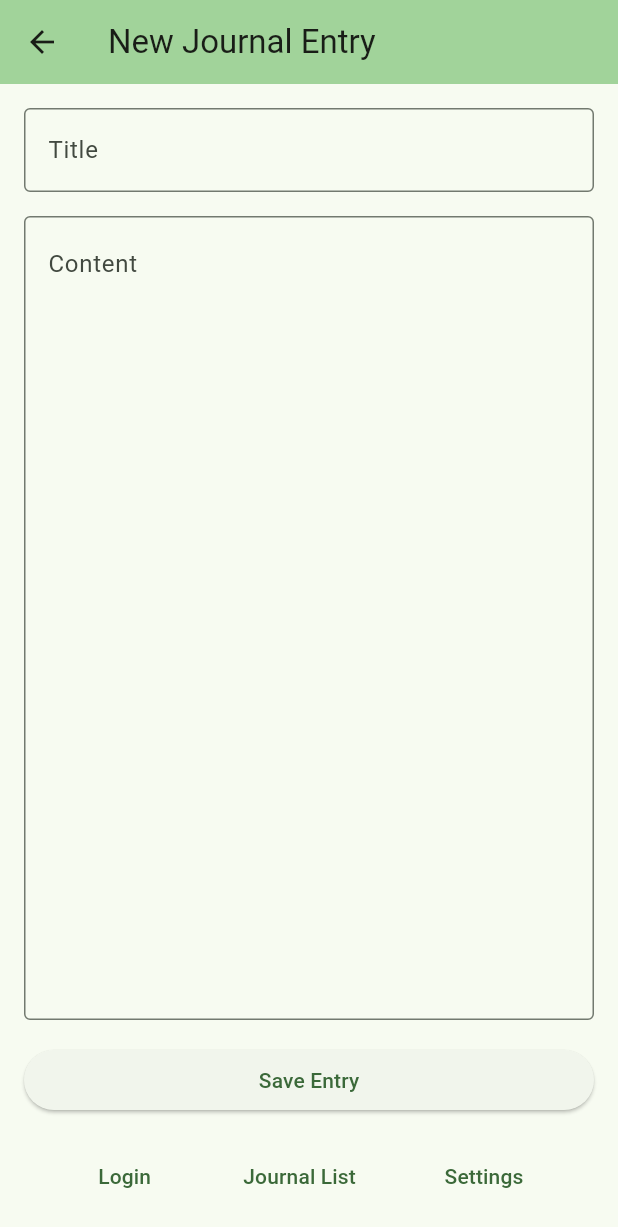
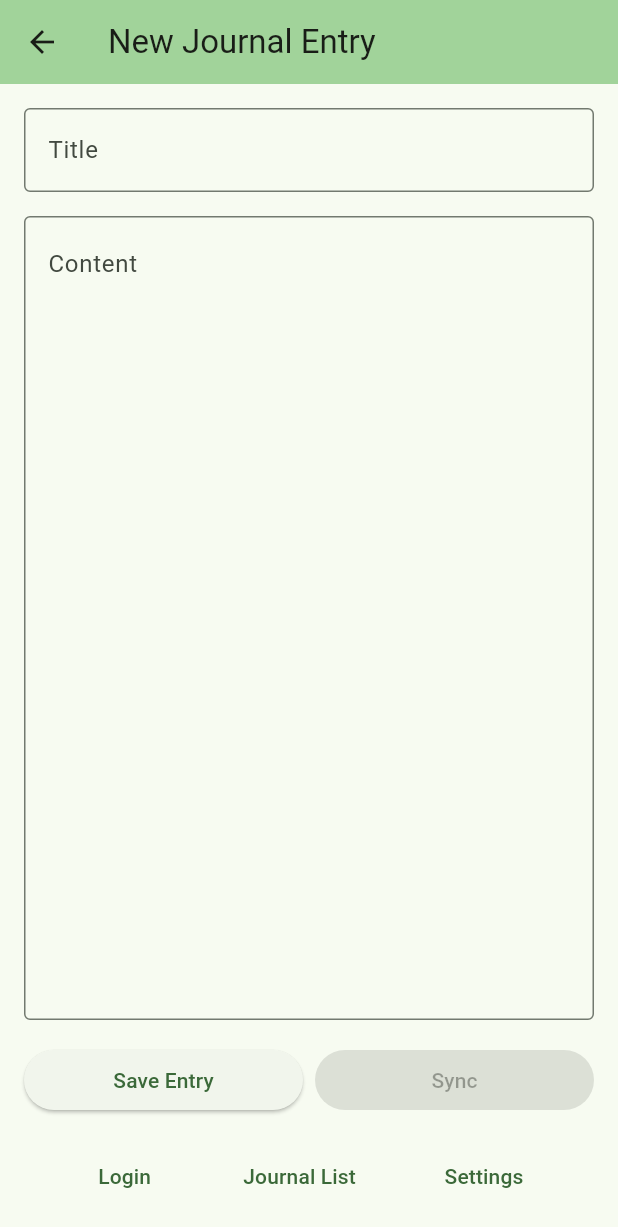
Before and after one commit to nkarl/flutter_journal_app, a Flutter app: the screen it shows after launch, item 2 of the bottom bar chosen, after a tap on the "add" icon, on a phone screen of 412 x 824 dp. Shown: the top 1227 px of the screen. Run offline on Flutter 3.47's test engine with Material 3 defaults, Android fonts, the phone set to English and light mode, and no system bars; our stand-ins replace firebase_auth, firebase_core, firebase_database; accounts and stored records are empty; generated files the repository leaves out were written again.

Commit message:
Implemented SYNC action to Firebase Realtime Database.

```diff
--- a/lib/pages/entry_page.dart
+++ b/lib/pages/entry_page.dart
@@ -1,9 +1,11 @@
+// File: lib/pages/entry_page.dart
 import 'package:firebase_auth/firebase_auth.dart';
 import 'package:flutter/foundation.dart';
 import 'package:flutter/material.dart';
 import 'package:journal_app/models/journal_entry.dart';
 import 'package:journal_app/pages/entries_page.dart';
 import 'package:journal_app/pages/login_page.dart';
+import 'package:journal_app/pages/settings_page.dart';
 import 'package:journal_app/services/storage_service.dart';
 import 'package:uuid/uuid.dart';
 
@@ -21,6 +23,8 @@ class _EntryPageState extends State<EntryPage> {
   final _contentController = TextEditingController();
   final _storageService = StorageService();
   bool _isSignedIn = false; // Default to offline state
+  String? _syncMessage;
+  bool _isSyncing = false;
 
   @override
   void initState() {
@@ -57,18 +61,9 @@ class _EntryPageState extends State<EntryPage> {
       }
       await _storageService.saveEntry(entry);
 
-      // If user is signed in, attempt to sync with Firebase (to be implemented)
-      if (_isSignedIn) {
-        final user = FirebaseAuth.instance.currentUser;
-        if (kDebugMode) {
-          print('User is signed in: ${user?.uid}');
-        }
-        // TODO: Implement Firebase sync logic here
-      }
-
       _titleController.clear();
       _contentController.clear();
-      if (!mounted) return; // Guard against using context after async gap
+      if (!mounted) return;
       ScaffoldMessenger.of(
         context,
       ).showSnackBar(const SnackBar(content: Text('Entry saved!')));
@@ -83,6 +78,77 @@ class _EntryPageState extends State<EntryPage> {
         ),
       );
     }
+  }
+
+  Future<void> _syncEntries() async {
+    setState(() {
+      _isSyncing = true;
+      _syncMessage = 'Syncing to cloud...';
+    });
+
+    if (!_isSignedIn) {
+      setState(() {
+        _isSyncing = false;
+        _syncMessage = 'Please sign in to sync';
+      });
+      if (!mounted) return;
+      ScaffoldMessenger.of(
+        context,
+      ).showSnackBar(const SnackBar(content: Text('Please sign in to sync')));
+      Future.delayed(const Duration(seconds: 3), () {
+        if (mounted) {
+          setState(() {
+            _syncMessage = null;
+          });
+        }
+      });
+      return;
+    }
+
+    try {
+      final success = await _storageService.syncToRealtimeDatabase().timeout(
+        const Duration(seconds: 30),
+        onTimeout: () {
+          if (kDebugMode) {
+            print('Sync operation timed out after 30 seconds');
+          }
+          return false;
+        },
+      );
+
+      setState(() {
+        _isSyncing = false;
+        _syncMessage = success
+            ? 'Synced to cloud!'
+            : 'Cloud sync not available. Try again.';
+      });
+      if (!success && !mounted) return;
+      if (!success) {
+        ScaffoldMessenger.of(context).showSnackBar(
+          const SnackBar(content: Text('Cloud sync not enabled or failed')),
+        );
+      }
+    } catch (e) {
+      setState(() {
+        _isSyncing = false;
+        _syncMessage = 'Cloud sync not available. Try again.';
+      });
+      if (kDebugMode) {
+        print('Sync error: $e');
+      }
+      if (!mounted) return;
+      ScaffoldMessenger.of(context).showSnackBar(
+        const SnackBar(content: Text('Cloud sync not enabled or failed')),
+      );
+    }
+
+    Future.delayed(const Duration(seconds: 3), () {
+      if (mounted) {
+        setState(() {
+          _syncMessage = null;
+        });
+      }
+    });
   }
 
   void _onLoginSuccess() {
@@ -125,12 +191,37 @@ class _EntryPageState extends State<EntryPage> {
               ),
             ),
             const SizedBox(height: 16.0),
-            SizedBox(
-              width: double.infinity,
-              child: ElevatedButton(
-                onPressed: _saveEntry,
-                child: const Text('Save Entry'),
+            if (_syncMessage != null)
+              Padding(
+                padding: const EdgeInsets.only(bottom: 16.0),
+                child: Text(
+                  _syncMessage!,
+                  style: TextStyle(
+                    color:
+                        _isSyncing ||
+                            _syncMessage!.contains('failed') ||
+                            _syncMessage!.contains('sign in')
+                        ? Colors.red
+                        : Colors.green,
+                  ),
+                ),
               ),
+            Row(
+              children: [
+                Expanded(
+                  child: ElevatedButton(
+                    onPressed: _saveEntry,
+                    child: const Text('Save Entry'),
+                  ),
+                ),
+                const SizedBox(width: 8.0),
+                Expanded(
+                  child: ElevatedButton(
+                    onPressed: _isSignedIn && !_isSyncing ? _syncEntries : null,
+                    child: const Text('Sync'),
+                  ),
+                ),
+              ],
             ),
             const SizedBox(height: 16.0),
             Row(
@@ -176,7 +267,11 @@ class _EntryPageState extends State<EntryPage> {
                 Flexible(
                   child: TextButton(
                     onPressed: () {
-                      // TODO: implement based on app features
+                      Navigator.of(context).push(
+                        MaterialPageRoute(
+                          builder: (context) => const SettingsPage(),
+                        ),
+                      );
                     },
                     child: const Text("Settings"),
                   ),
--- a/lib/services/storage_service.dart
+++ b/lib/services/storage_service.dart
@@ -1,5 +1,8 @@
+// File: lib/services/storage_service.dart
 import 'dart:convert';
 import 'dart:io';
+import 'package:firebase_auth/firebase_auth.dart';
+import 'package:firebase_database/firebase_database.dart';
 import 'package:flutter/foundation.dart' show kDebugMode;
 import 'package:journal_app/models/journal_entry.dart';
 import 'package:path_provider/path_provider.dart';
@@ -42,12 +45,61 @@ class StorageService {
   }
 
   // Read all journal entries from JSON.
+  // File: lib/services/storage_service.dart
+  // Replace readEntries method
   Future<List<JournalEntry>> readEntries() async {
     try {
       final file = await _localFile;
       final String contents = await file.readAsString();
       final List<dynamic> jsonList = jsonDecode(contents);
-      return jsonList.map((json) => JournalEntry.fromJson(json)).toList();
+      List<JournalEntry> localEntries = jsonList
+          .map((json) => JournalEntry.fromJson(json))
+          .toList();
+
+      final user = FirebaseAuth.instance.currentUser;
+      if (user != null) {
+        try {
+          final database = FirebaseDatabase.instance;
+          final ref = database.ref('users/${user.uid}/entries');
+          final snapshot = await ref.get();
+          if (kDebugMode) {
+            print('Realtime Database snapshot value: ${snapshot.value}');
+          }
+          if (snapshot.exists && snapshot.value != null) {
+            // Convert snapshot.value to Map<String, dynamic>
+            final cloudData = (snapshot.value as Map).cast<String, dynamic>();
+            final cloudTimestamp = DateTime.parse(
+              cloudData['timestamp'] as String? ?? '1970-01-01T00:00:00Z',
+            );
+            final localTimestamp = await _getLocalTimestamp();
+
+            if (cloudTimestamp.isAfter(localTimestamp)) {
+              final cloudEntries =
+                  (cloudData['entries'] as List<dynamic>?)
+                      ?.map(
+                        (json) =>
+                            JournalEntry.fromJson(json as Map<String, dynamic>),
+                      )
+                      .toList() ??
+                  [];
+              localEntries = cloudEntries;
+              await file.writeAsString(
+                jsonEncode(cloudEntries.map((e) => e.toJson()).toList()),
+              );
+              if (kDebugMode) {
+                print(
+                  'Restored ${localEntries.length} entries from Realtime Database',
+                );
+              }
+            }
+          }
+        } catch (e) {
+          if (kDebugMode) {
+            print('Realtime Database read error: $e');
+          }
+        }
+      }
+      return localEntries;
     } catch (e) {
       if (kDebugMode) {
         print('Error reading entries from .json: $e');
@@ -83,9 +135,44 @@ class StorageService {
       return success;
     } catch (e) {
       if (kDebugMode) {
-        print("Error deleteing entry: $e");
+        print("Error deleting entry: $e");
       }
       return false;
     }
   }
+
+  Future<bool> syncToRealtimeDatabase() async {
+    final user = FirebaseAuth.instance.currentUser;
+    if (user != null) {
+      try {
+        final database = FirebaseDatabase.instance; // Lazy initialization
+        final file = await _localFile;
+        final String contents = await file.readAsString();
+        final List<dynamic> jsonList = jsonDecode(contents);
+        await database.ref('users/${user.uid}/entries').set({
+          'entries': jsonList,
+          'timestamp': DateTime.now().toIso8601String(),
+        });
+        if (kDebugMode) {
+          print('Synced JSON to Realtime Database for user ${user.uid}');
+        }
+        return true;
+      } catch (e) {
+        if (kDebugMode) {
+          print('Realtime Database sync error: $e');
+        }
+        return false;
+      }
+    }
+    return false;
+  }
+
+  Future<DateTime> _getLocalTimestamp() async {
+    final file = await _localFile;
+    if (await file.exists()) {
+      final stat = await file.stat();
+      return stat.modified;
+    }
+    return DateTime(1970);
+  }
 }
```
Also changed, not shown: lib/pages/settings_page.dart (added, +25 -0 lines).
